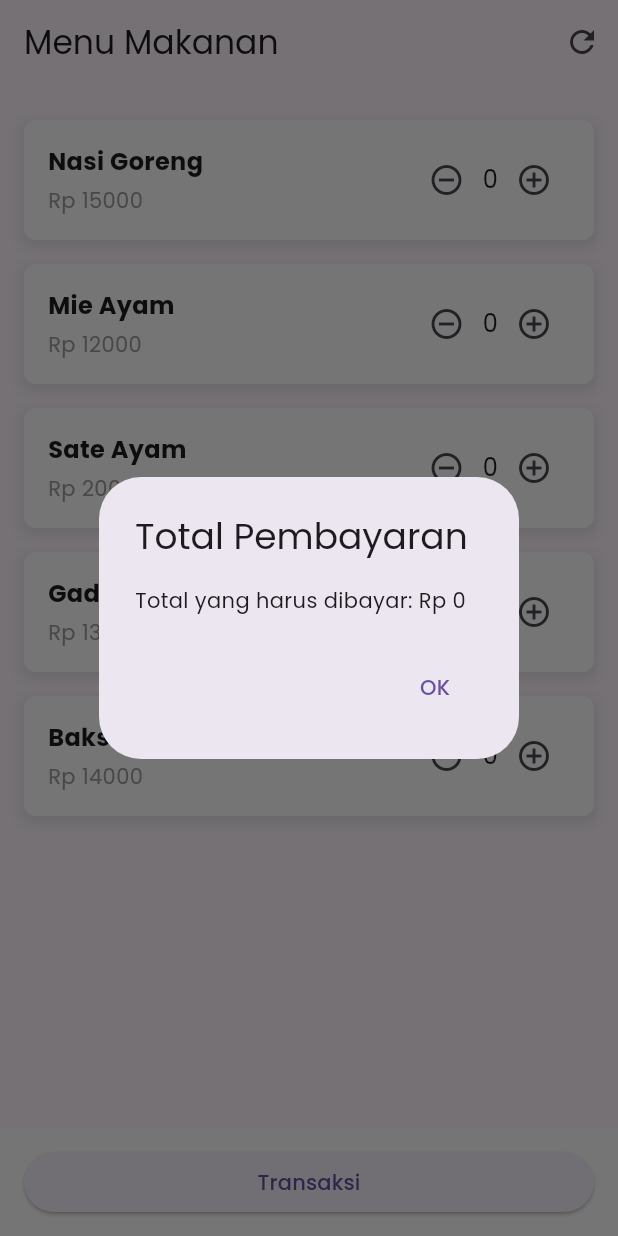
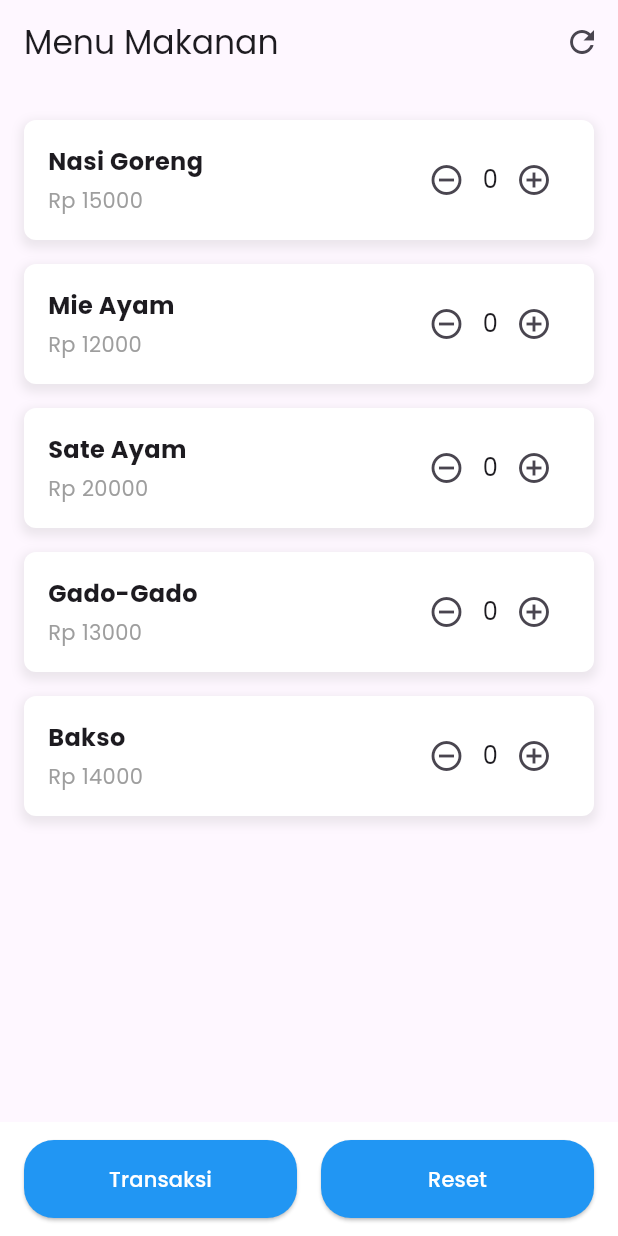
Before and after one commit to jabiralawfaa/restourant-app, a Flutter app: the MenuMakananPage screen opened directly, after a tap on "Transaksi", on a phone screen of 412 x 824 dp. Run offline on Flutter 3.47's test engine with Material 3 defaults, Android fonts, the phone set to English and light mode, and no system bars; our stand-ins replace flutter_svg, google_fonts, shared_preferences; accounts and stored records are empty.

Commit message:
menu-makanan v2

```diff
--- a/lib/menu_makanan.dart
+++ b/lib/menu_makanan.dart
@@ -91,26 +91,32 @@ class _MenuMakananPageState extends State<MenuMakananPage> {
             Expanded(
               child: ElevatedButton(
                 onPressed: () {
-                  // Logika transaksi
-                  double total = 0;
-                  for (var item in menuMakanan) {
-                    total += item.harga * item.jumlah;
-                  }
-                  showDialog(
-                    context: context,
-                    builder: (context) => AlertDialog(
-                      title: const Text('Total Pembayaran'),
-                      content: Text('Total yang harus dibayar: Rp ${total.toStringAsFixed(0)}'),
-                      actions: [
-                        TextButton(
-                          onPressed: () => Navigator.pop(context),
-                          child: const Text('OK'),
-                        ),
-                      ],
-                    ),
-                  );
+                  Navigator.pushNamed(context, 'transaksi');
                 },
+                style: ElevatedButton.styleFrom(
+                  backgroundColor: Colors.blue,
+                  foregroundColor: Colors.white,
+                  shape: RoundedRectangleBorder(
+                    borderRadius: BorderRadius.circular(20),
+                  ),
+                  padding: const EdgeInsets.symmetric(vertical: 16)
+                ),
                 child: const Text('Transaksi'),
+              ),
+            ),
+            const SizedBox(width: 16),
+            Expanded(
+              child: ElevatedButton(
+                onPressed: _resetPesanan,
+                style: ElevatedButton.styleFrom(
+                  backgroundColor: Colors.blue,
+                  foregroundColor: Colors.white,
+                  shape: RoundedRectangleBorder(
+                    borderRadius: BorderRadius.circular(20),
+                  ),
+                  padding: const EdgeInsets.symmetric(vertical: 16)
+                ),
+                child: const Text('Reset'),
               ),
             )
           ],
```
